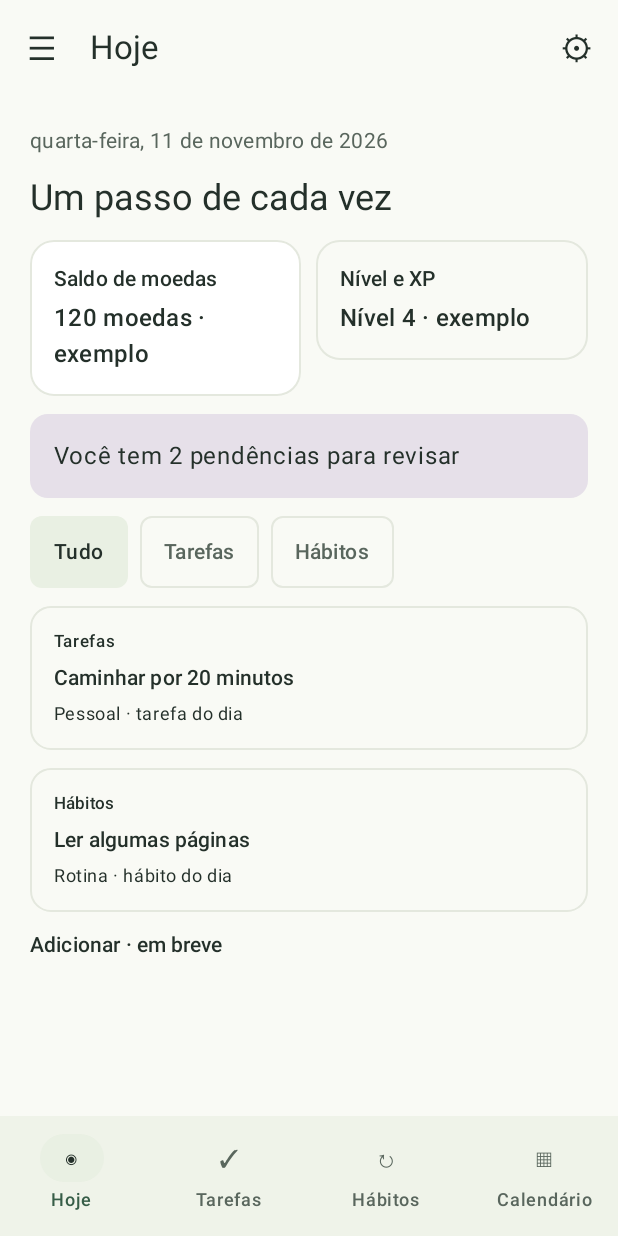
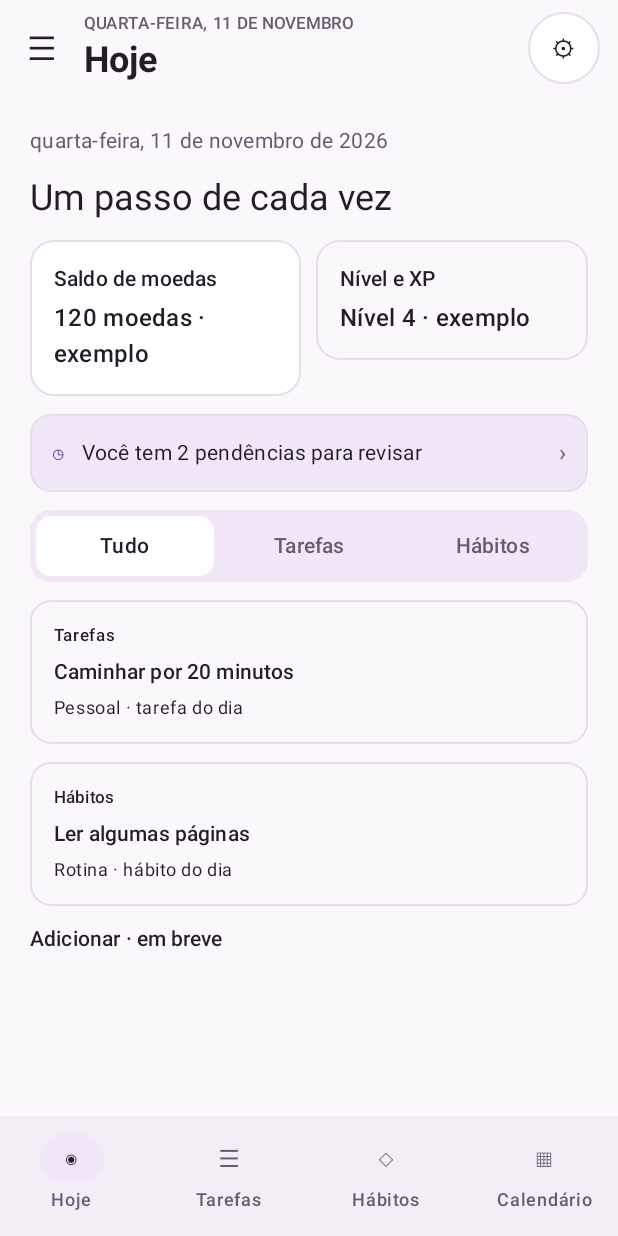
Before and after one commit to GabriellAfonso/tabitos-app, an Android app built with Jetpack Compose: the @Preview function TodayPopulatedPreview, on a phone screen of 412 x 824 dp. Run offline under Robolectric (Android 15) with nearby library versions, the phone set to English and light mode, and no system bars.

Commit message:
feat(ui): apply plum palette and model B today layout
* add plum theme tokens with amber coins
* add shared components, color picker and action banner
* move date eyebrow and title into the shell header
* add today create button and restyle wallet, rewards, calendar and trackers
* wire practice feedback, quick checks and debug demo settings in MainActivity

```diff
--- /dev/null
+++ b/app/src/main/java/com/ethos/app/core/ui/components/EthosComponents.kt
@@ -0,0 +1,145 @@
+package com.ethos.app.core.ui.components
+
+import androidx.compose.foundation.BorderStroke
+import androidx.compose.foundation.Canvas
+import androidx.compose.foundation.background
+import androidx.compose.foundation.border
+import androidx.compose.foundation.layout.*
+import androidx.compose.foundation.selection.selectable
+import androidx.compose.foundation.selection.selectableGroup
+import androidx.compose.foundation.shape.CircleShape
+import androidx.compose.foundation.shape.RoundedCornerShape
+import androidx.compose.material3.*
+import androidx.compose.runtime.Composable
+import androidx.compose.ui.Alignment
+import androidx.compose.ui.Modifier
+import androidx.compose.ui.draw.clip
+import androidx.compose.ui.graphics.Color
+import androidx.compose.ui.geometry.Offset
+import androidx.compose.ui.graphics.drawscope.Stroke
+import androidx.compose.ui.platform.testTag
+import androidx.compose.ui.semantics.Role
+import androidx.compose.ui.semantics.contentDescription
+import androidx.compose.ui.semantics.semantics
+import androidx.compose.ui.text.TextStyle
+import androidx.compose.ui.text.font.FontWeight
+import androidx.compose.ui.tooling.preview.Preview
+import androidx.compose.ui.unit.dp
+import androidx.compose.ui.unit.sp
+import com.ethos.app.core.ui.theme.EthosTheme
+
+/** Amber coin glyph used wherever an amount of coins is shown (spec 010). */
+@Composable
+fun CoinGlyph(modifier: Modifier = Modifier) {
+    Box(modifier.size(18.dp).clip(CircleShape).background(MaterialTheme.colorScheme.tertiaryContainer),
+        contentAlignment = Alignment.Center) {
+        Text("◈", color = MaterialTheme.colorScheme.tertiary, fontSize = 12.sp, lineHeight = 12.sp)
+    }
+}
+
+@Composable
+fun CoinAmount(text: String, modifier: Modifier = Modifier, style: TextStyle = MaterialTheme.typography.titleLarge) {
+    Row(modifier, verticalAlignment = Alignment.CenterVertically, horizontalArrangement = Arrangement.spacedBy(6.dp)) {
+        CoinGlyph()
+        Text(text, style = style, color = MaterialTheme.colorScheme.tertiary, fontWeight = FontWeight.SemiBold)
+    }
+}
+
+/** Small uppercase label above a value, as in the model B wallet. */
+@Composable
+fun Eyebrow(text: String, modifier: Modifier = Modifier) {
+    Text(text.uppercase(), modifier, style = MaterialTheme.typography.labelSmall,
+        color = MaterialTheme.colorScheme.onSurfaceVariant, letterSpacing = 0.8.sp)
+}
+
+/** Tappable notice row ("Você tem 2 pendências para revisar ›"). [outlined] marks gentle reminders. */
+@Composable
+fun ActionBanner(text: String, symbol: String, onClick: () -> Unit, modifier: Modifier = Modifier,
+                 outlined: Boolean = false, urgent: Boolean = false) {
+    val colors = MaterialTheme.colorScheme
+    Card(onClick, modifier.fillMaxWidth(), shape = RoundedCornerShape(14.dp),
+        colors = CardDefaults.cardColors(containerColor = when {
+            urgent -> colors.error
+            outlined -> colors.surfaceContainerLow
+            else -> colors.secondaryContainer
+        }, contentColor = if (urgent) colors.onError else colors.onSurface),
+        border = BorderStroke(1.dp, if (urgent) colors.error else if (outlined) colors.primary else colors.outlineVariant)) {
+        Row(Modifier.padding(horizontal = 14.dp, vertical = 14.dp), verticalAlignment = Alignment.CenterVertically,
+            horizontalArrangement = Arrangement.spacedBy(10.dp)) {
+            if (urgent) Canvas(Modifier.size(40.dp)) {
+                val stroke = 2.5.dp.toPx()
+                drawCircle(colors.onError, radius = size.minDimension / 2 - stroke, style = Stroke(stroke))
+                drawLine(colors.onError, center, Offset(center.x, size.height * 0.25f), stroke)
+                drawLine(colors.onError, center, Offset(size.width * 0.7f, size.height * 0.6f), stroke)
+            } else Text(symbol, color = colors.primary)
+            Text(text, Modifier.weight(1f), style = MaterialTheme.typography.bodyMedium)
+            Text("›", color = if (urgent) colors.onError else colors.onSurfaceVariant)
+        }
+    }
+}
+
+/** Pill-shaped single choice control; each option is selectable for accessibility and tests. */
+@Composable
+fun <T> SegmentedControl(
+    options: List<T>, selected: T, label: @Composable (T) -> String, onSelect: (T) -> Unit,
+    modifier: Modifier = Modifier, tag: (T) -> String? = { null },
+) {
+    val colors = MaterialTheme.colorScheme
+    Row(modifier.fillMaxWidth().clip(RoundedCornerShape(14.dp)).background(colors.secondaryContainer)
+        .padding(4.dp).selectableGroup(), horizontalArrangement = Arrangement.spacedBy(4.dp)) {
+        options.forEach { option ->
+            val on = option == selected
+            val text = label(option)
+            Box(Modifier.weight(1f).heightIn(min = 40.dp).clip(RoundedCornerShape(10.dp))
+                .background(if (on) colors.surfaceContainerLow else Color.Transparent)
+                .selectable(on, role = Role.Tab) { onSelect(option) }
+                .then(tag(option)?.let { Modifier.testTag(it) } ?: Modifier)
+                .padding(horizontal = 4.dp, vertical = 8.dp), contentAlignment = Alignment.Center) {
+                Text(text, style = MaterialTheme.typography.labelLarge,
+                    color = if (on) colors.onSurface else colors.onSurfaceVariant)
+            }
+        }
+    }
+}
+
+/** Monday–Sunday bars; filled days are the ones with records. */
+@Composable
+fun WeekBars(hits: List<Boolean>, description: String, modifier: Modifier = Modifier) {
+    Row(modifier.fillMaxWidth().semantics { contentDescription = description },
+        horizontalArrangement = Arrangement.spacedBy(5.dp)) {
+        hits.forEach { hit ->
+            Box(Modifier.weight(1f).height(5.dp).clip(RoundedCornerShape(4.dp))
+                .background(if (hit) MaterialTheme.colorScheme.primary else MaterialTheme.colorScheme.outlineVariant))
+        }
+    }
+}
+
+/** Rounded check box drawn as in the prototype; the caller supplies click semantics. */
+@Composable
+fun RoundCheck(checked: Boolean, modifier: Modifier = Modifier) {
+    val colors = MaterialTheme.colorScheme
+    Box(modifier.size(24.dp).clip(RoundedCornerShape(7.dp))
+        .background(if (checked) colors.primary else Color.Transparent)
+        .border(1.5.dp, if (checked) colors.primary else colors.onSurfaceVariant, RoundedCornerShape(7.dp)),
+        contentAlignment = Alignment.Center) {
+        if (checked) Text("✓", color = colors.onPrimary, fontSize = 13.sp)
+    }
+}
+
+@Preview
+@Composable
+private fun ComponentsPreview() {
+    EthosTheme(darkTheme = false) {
+        Surface {
+            Column(Modifier.padding(16.dp), verticalArrangement = Arrangement.spacedBy(12.dp)) {
+                Eyebrow("Suas moedas")
+                CoinAmount("148")
+                ActionBanner("Você tem 2 pendências para revisar", "◷", {}, urgent = true)
+                ActionBanner("1 acompanhamento para preencher", "✎", {}, outlined = true)
+                SegmentedControl(listOf("Tudo", "Tarefas", "Hábitos"), "Tudo", { it }, {})
+                WeekBars(listOf(true, true, false, true, false, false, false), "Semana")
+                Row(horizontalArrangement = Arrangement.spacedBy(8.dp)) { RoundCheck(false); RoundCheck(true) }
+            }
+        }
+    }
+}
--- a/app/src/main/java/com/ethos/app/features/habits/HabitEditor.kt
+++ b/app/src/main/java/com/ethos/app/features/habits/HabitEditor.kt
@@ -13,6 +13,7 @@ import androidx.compose.ui.window.DialogProperties
 import com.ethos.app.R
 import com.ethos.app.core.habits.domain.*
 import com.ethos.app.core.tasks.domain.TaskList
+import com.ethos.app.core.ui.components.ColorPicker
 
 @Composable
 fun HabitInput(label: Int, value: String, enabled: Boolean = true, change: (String) -> Unit) {
@@ -98,9 +99,8 @@ fun HabitEditor(state: HabitsUiState, lists: List<TaskList>, actions: HabitEdito
                     HabitChoices(R.string.habit_importance, listOf(R.string.habit_low, R.string.habit_medium,
                         R.string.habit_high), d.habit.importance, !state.busy) {
                         actions.change(d.copy(habit = d.habit.copy(importance = it, importanceManual = true))) }
-                    HabitChoices(R.string.habit_color, listOf(R.string.habit_sage, R.string.habit_blue,
-                        R.string.habit_purple, R.string.habit_orange, R.string.habit_rose, R.string.habit_gray),
-                        d.habit.color, !state.busy) { actions.change(d.copy(habit = d.habit.copy(color = it))) }
+                    ColorPicker(d.habit.color, !state.busy) {
+                        actions.change(d.copy(habit = d.habit.copy(color = it))) }
                     HabitChoices(R.string.habit_icon, listOf(R.string.habit_icon_leaf, R.string.habit_icon_book,
                         R.string.habit_icon_home, R.string.habit_icon_work, R.string.habit_icon_heart,
                         R.string.habit_icon_star), d.habit.icon, !state.busy) {
--- a/app/src/main/java/com/ethos/app/features/shell/EthosShell.kt
+++ b/app/src/main/java/com/ethos/app/features/shell/EthosShell.kt
@@ -20,6 +20,13 @@ import androidx.compose.material3.DrawerValue
 import androidx.compose.material3.ExperimentalMaterial3Api
 import androidx.compose.material3.HorizontalDivider
 import androidx.compose.material3.IconButton
+import androidx.compose.material3.IconButtonDefaults
+import androidx.compose.material3.OutlinedIconButton
+import androidx.compose.foundation.BorderStroke
+import androidx.compose.ui.text.font.FontWeight
+import java.time.LocalDate
+import java.time.format.DateTimeFormatter
+import java.util.Locale
 import androidx.compose.material3.MaterialTheme
 import androidx.compose.material3.ModalDrawerSheet
 import androidx.compose.material3.ModalNavigationDrawer
@@ -49,6 +56,8 @@ import androidx.navigation.compose.rememberNavController
 import com.ethos.app.R
 import kotlinx.coroutines.launch
 
+private val ptBr = Locale.forLanguageTag("pt-BR")
+
 @OptIn(ExperimentalMaterial3Api::class)
 @Composable
 fun EthosShell(
@@ -60,6 +69,11 @@ fun EthosShell(
     historyContent: (@Composable () -> Unit)? = null,
     walletContent: (@Composable (() -> Unit) -> Unit)? = null,
     rewardsContent: (@Composable () -> Unit)? = null,
+    onNewTask: (() -> Unit)? = null,
+    onNewHabit: (() -> Unit)? = null,
+    taskCreationEnabled: Boolean = true,
+    habitCreationEnabled: Boolean = true,
+    snackbarContent: @Composable () -> Unit = {},
     settingsContent: @Composable () -> Unit,
 ) {
     val navController = rememberNavController()
@@ -122,6 +136,12 @@ fun EthosShell(
         },
     ) {
         Scaffold(
+            snackbarHost = snackbarContent,
+            floatingActionButton = {
+                if (current == ShellDestination.TODAY && onNewTask != null && onNewHabit != null) {
+                    TodayCreateButton(taskCreationEnabled, habitCreationEnabled, onNewTask, onNewHabit)
+                }
+            },
             topBar = {
                 Row(
                     Modifier.fillMaxWidth()
@@ -132,12 +152,23 @@ fun EthosShell(
                     verticalAlignment = Alignment.CenterVertically,
                 ) {
                     LabeledSymbol("☰", R.string.open_menu) { scope.launch { drawer.open() } }
-                    Text(
-                        stringResource(current.title),
-                        Modifier.weight(1f).padding(horizontal = 8.dp),
-                        style = MaterialTheme.typography.titleLarge,
-                    )
-                    LabeledSymbol("⚙", R.string.open_settings) { navigate(ShellDestination.SETTINGS) }
+                    // Model B header: date eyebrow over a large title (spec 010).
+                    Column(Modifier.weight(1f).padding(horizontal = 4.dp)) {
+                        Text(
+                            LocalDate.now().format(DateTimeFormatter.ofPattern("EEEE, d 'de' MMMM", ptBr))
+                                .uppercase(ptBr),
+                            style = MaterialTheme.typography.labelSmall,
+                            color = MaterialTheme.colorScheme.onSurfaceVariant,
+                        )
+                        Text(
+                            stringResource(current.title),
+                            style = MaterialTheme.typography.headlineSmall,
+                            fontWeight = FontWeight.Bold,
+                        )
+                    }
+                    LabeledSymbol("⚙", R.string.open_settings, outlined = true) {
+                        navigate(ShellDestination.SETTINGS)
+                    }
                 }
             },
             bottomBar = {
@@ -219,9 +250,17 @@ fun ShellPage(content: @Composable () -> Unit) {
 }
 
 @Composable
-private fun LabeledSymbol(symbol: String, label: Int, onClick: () -> Unit) {
+private fun LabeledSymbol(symbol: String, label: Int, outlined: Boolean = false, onClick: () -> Unit) {
     val description = stringResource(label)
-    IconButton(
+    if (outlined) OutlinedIconButton(
+        onClick = onClick,
+        modifier = Modifier.padding(end = 8.dp).sizeIn(minWidth = 48.dp, minHeight = 48.dp)
+            .semantics { contentDescription = description },
+        border = BorderStroke(1.dp, MaterialTheme.colorScheme.outlineVariant),
+        colors = IconButtonDefaults.outlinedIconButtonColors(
+            containerColor = MaterialTheme.colorScheme.surfaceContainerLowest),
+    ) { Text(symbol, style = MaterialTheme.typography.titleMedium) }
+    else IconButton(
         onClick = onClick,
         modifier = Modifier.sizeIn(minWidth = 48.dp, minHeight = 48.dp)
             .semantics { contentDescription = description },
--- a/app/src/main/java/com/ethos/app/features/shell/ShellContent.kt
+++ b/app/src/main/java/com/ethos/app/features/shell/ShellContent.kt
@@ -1,7 +1,6 @@
 package com.ethos.app.features.shell
 
 import androidx.compose.foundation.BorderStroke
-import androidx.compose.foundation.horizontalScroll
 import androidx.compose.foundation.layout.Arrangement
 import androidx.compose.foundation.layout.BoxWithConstraints
 import androidx.compose.foundation.layout.Column
@@ -9,11 +8,9 @@ import androidx.compose.foundation.layout.Row
 import androidx.compose.foundation.layout.fillMaxWidth
 import androidx.compose.foundation.layout.padding
 import androidx.compose.foundation.layout.sizeIn
-import androidx.compose.foundation.rememberScrollState
 import androidx.compose.foundation.shape.RoundedCornerShape
 import androidx.compose.material3.Card
 import androidx.compose.material3.CardDefaults
-import androidx.compose.material3.FilterChip
 import androidx.compose.material3.MaterialTheme
 import androidx.compose.material3.OutlinedCard
 import androidx.compose.material3.Text
@@ -22,7 +19,6 @@ import androidx.compose.ui.Modifier
 import androidx.compose.ui.res.stringResource
 import androidx.compose.ui.res.pluralStringResource
 import androidx.compose.ui.platform.LocalDensity
-import androidx.compose.ui.platform.testTag
 import androidx.compose.ui.semantics.contentDescription
 import androidx.compose.ui.semantics.semantics
 import androidx.compose.ui.unit.dp
@@ -33,19 +29,8 @@ import java.util.Locale
 
 @Composable
 fun FilterRow(filter: ContentFilter, onFilter: (ContentFilter) -> Unit) {
-    Row(
-        Modifier.fillMaxWidth().horizontalScroll(rememberScrollState()),
-        horizontalArrangement = Arrangement.spacedBy(8.dp),
-    ) {
-        ContentFilter.entries.forEach { value ->
-            FilterChip(
-                selected = filter == value,
-                onClick = { onFilter(value) },
-                label = { Text(stringResource(value.title)) },
-                modifier = Modifier.sizeIn(minHeight = 48.dp).testTag("filter_${value.name}"),
-            )
-        }
-    }
+    com.ethos.app.core.ui.components.SegmentedControl(ContentFilter.entries, filter, { stringResource(it.title) },
+        onFilter, Modifier.sizeIn(minHeight = 48.dp), tag = { "filter_${it.name}" })
 }
 
 @Composable
@@ -108,14 +93,8 @@ fun TodayContent(
     Text(stringResource(R.string.one_step), style = MaterialTheme.typography.headlineSmall)
     BalanceTiles(presentation, onRewards)
     if (presentation.pendingItems.isNotEmpty()) {
-        Card(onClick = onReview, modifier = Modifier.fillMaxWidth()) {
-            Text(
-                pluralStringResource(
-                    R.plurals.pending_count, presentation.pendingItems.size, presentation.pendingItems.size,
-                ),
-                Modifier.padding(16.dp),
-            )
-        }
+        com.ethos.app.core.ui.components.ActionBanner(pluralStringResource(
+            R.plurals.pending_count, presentation.pendingItems.size, presentation.pendingItems.size), "◷", onReview)
     }
     FilterRow(filter, onFilter)
     val items = presentation.todayItems.matching(filter)
--- a/app/src/main/java/com/ethos/app/features/shell/ShellModels.kt
+++ b/app/src/main/java/com/ethos/app/features/shell/ShellModels.kt
@@ -5,8 +5,8 @@ import com.ethos.app.R
 
 enum class ShellDestination(val route: String, @param:StringRes val title: Int, val symbol: String) {
     TODAY("today", R.string.today, "◉"),
-    TASKS("tasks", R.string.tasks, "✓"),
-    HABITS("habits", R.string.habits, "↻"),
+    TASKS("tasks", R.string.tasks, "☰"),
+    HABITS("habits", R.string.habits, "◇"),
     CALENDAR("calendar", R.string.calendar, "▦"),
     REVIEW("review", R.string.review, "◷"),
     REWARDS("rewards", R.string.rewards, "◇"),
--- a/app/src/main/java/com/ethos/app/features/tasks/TaskEditor.kt
+++ b/app/src/main/java/com/ethos/app/features/tasks/TaskEditor.kt
@@ -16,8 +16,6 @@ val repeatLabels = listOf(R.string.no_repeat, R.string.repeat_daily, R.string.re
     R.string.repeat_weekly, R.string.repeat_custom, R.string.repeat_monthly, R.string.repeat_fixed,
     R.string.repeat_after)
 val deadlineLabels = listOf(R.string.no_date, R.string.specific_day, R.string.this_week, R.string.work_week)
-val colorLabels = listOf(R.string.color_sage, R.string.color_blue, R.string.color_purple,
-    R.string.color_orange, R.string.color_rose, R.string.color_gray)
 val iconLabels = listOf(R.string.icon_list, R.string.icon_work, R.string.icon_home,
     R.string.icon_study, R.string.icon_health, R.string.icon_star)
 
--- a/app/src/main/java/com/ethos/app/features/trackers/TrackerContent.kt
+++ b/app/src/main/java/com/ethos/app/features/trackers/TrackerContent.kt
@@ -426,9 +426,8 @@ fun TrackerChart(a: TrackerAnalytics) {
 @Composable
 fun TrackerPendingCard(count: Int, open: () -> Unit) {
     if (count == 0) return
-    Card(open, Modifier.fillMaxWidth()) {
-        Text(pluralStringResource(R.plurals.tracker_pending_count, count, count), Modifier.padding(16.dp))
-    }
+    com.ethos.app.core.ui.components.ActionBanner(pluralStringResource(R.plurals.tracker_pending_count, count, count),
+        "✎", open, outlined = true)
 }
 
 @Preview
```
Also changed, not shown: app/src/main/java/com/ethos/app/MainActivity.kt (+20 -9 lines), app/src/main/java/com/ethos/app/core/ui/components/ColorPicker.kt (added, +56 -0 lines), app/src/main/java/com/ethos/app/core/ui/theme/EthosTheme.kt (+48 -31 lines), app/src/main/java/com/ethos/app/features/accounting/AccountingContent.kt (+33 -10 lines), app/src/main/java/com/ethos/app/features/calendar/CalendarContent.kt (+11 -9 lines), app/src/main/java/com/ethos/app/features/rewards/RewardsContent.kt (+17 -5 lines), app/src/main/java/com/ethos/app/features/shell/TodayCreateButton.kt (added, +46 -0 lines), app/src/main/res/drawable/ic_task_repeat.xml (added, +13 -0 lines), app/src/main/res/values/strings.xml (+73 -3 lines), 3 other files.
